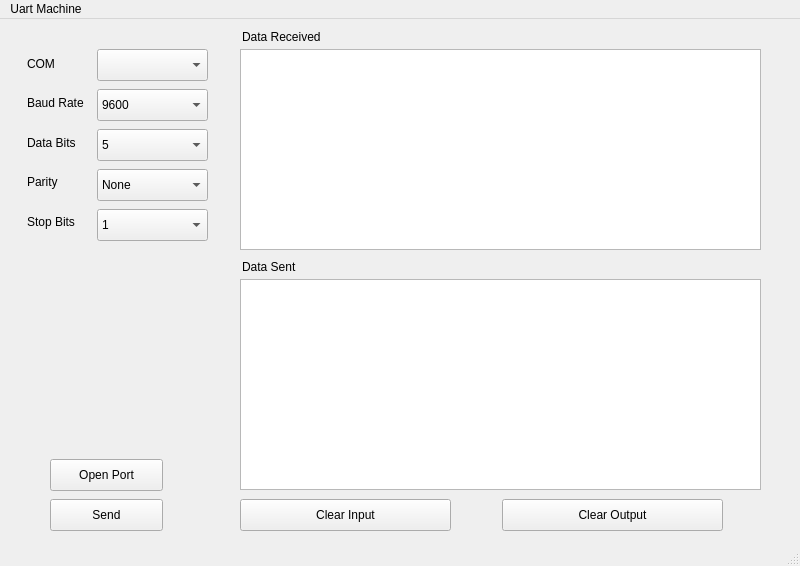
yuukidach/Serial-Machine, file mainwindow.ui: the form before one commit.
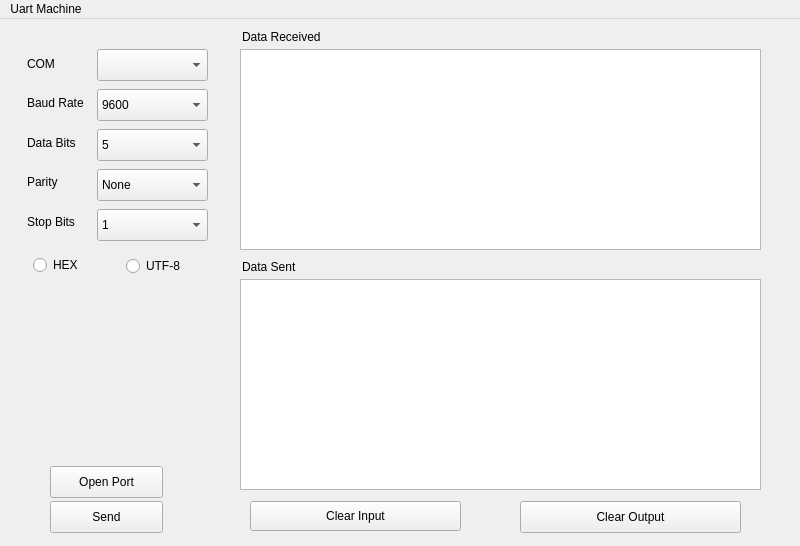
The form after the commit.

```diff
--- a/mainwindow.ui
+++ b/mainwindow.ui
@@ -7,7 +7,7 @@
     <x>0</x>
     <y>0</y>
     <width>800</width>
-    <height>566</height>
+    <height>546</height>
    </rect>
   </property>
   <property name="windowTitle">
@@ -18,7 +18,7 @@
     <property name="geometry">
      <rect>
       <x>50</x>
-      <y>440</y>
+      <y>447</y>
       <width>113</width>
       <height>32</height>
      </rect>
@@ -151,10 +151,10 @@
    <widget class="QPushButton" name="clearInButton">
     <property name="geometry">
      <rect>
-      <x>240</x>
-      <y>480</y>
+      <x>250</x>
+      <y>482</y>
       <width>211</width>
-      <height>32</height>
+      <height>30</height>
      </rect>
     </property>
     <property name="text">
@@ -164,8 +164,8 @@
    <widget class="QPushButton" name="clearOutButton">
     <property name="geometry">
      <rect>
-      <x>502</x>
-      <y>480</y>
+      <x>520</x>
+      <y>482</y>
       <width>221</width>
       <height>32</height>
      </rect>
@@ -178,7 +178,7 @@
     <property name="geometry">
      <rect>
       <x>50</x>
-      <y>480</y>
+      <y>482</y>
       <width>113</width>
       <height>32</height>
      </rect>
@@ -278,6 +278,32 @@
      <string>Data Sent</string>
     </property>
    </widget>
+   <widget class="QRadioButton" name="hexRadioBtn">
+    <property name="geometry">
+     <rect>
+      <x>33</x>
+      <y>236</y>
+      <width>51</width>
+      <height>20</height>
+     </rect>
+    </property>
+    <property name="text">
+     <string>HEX</string>
+    </property>
+   </widget>
+   <widget class="QRadioButton" name="uftRadioBtn">
+    <property name="geometry">
+     <rect>
+      <x>126</x>
+      <y>237</y>
+      <width>61</width>
+      <height>20</height>
+     </rect>
+    </property>
+    <property name="text">
+     <string>UTF-8</string>
+    </property>
+   </widget>
   </widget>
   <widget class="QMenuBar" name="menubar">
    <property name="geometry">
@@ -295,7 +321,6 @@
    </widget>
    <addaction name="menuUart_Machine"/>
   </widget>
-  <widget class="QStatusBar" name="statusbar"/>
  </widget>
  <resources/>
  <connections/>
```
